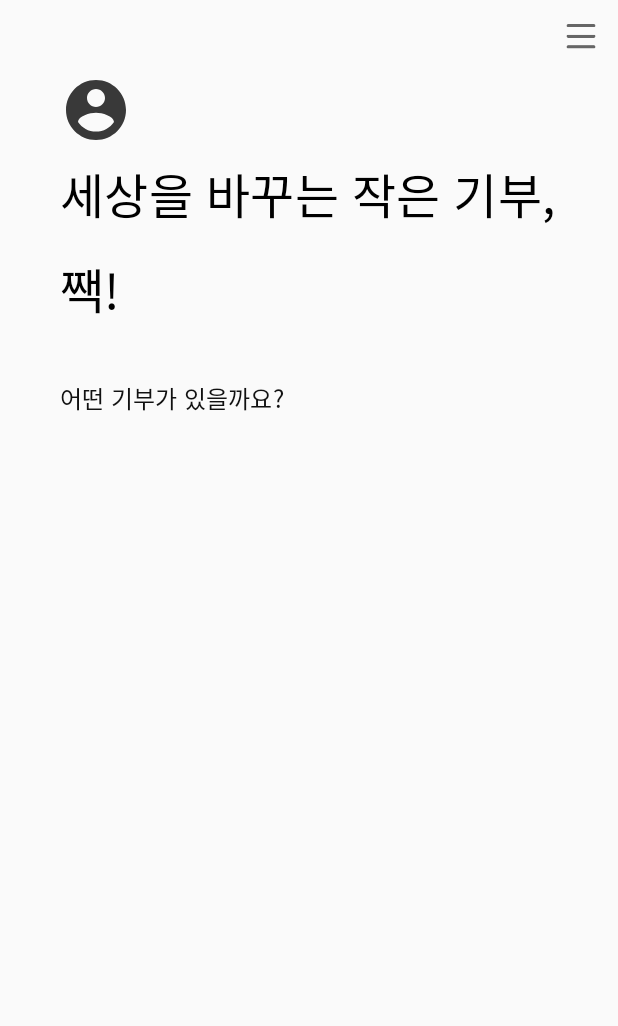
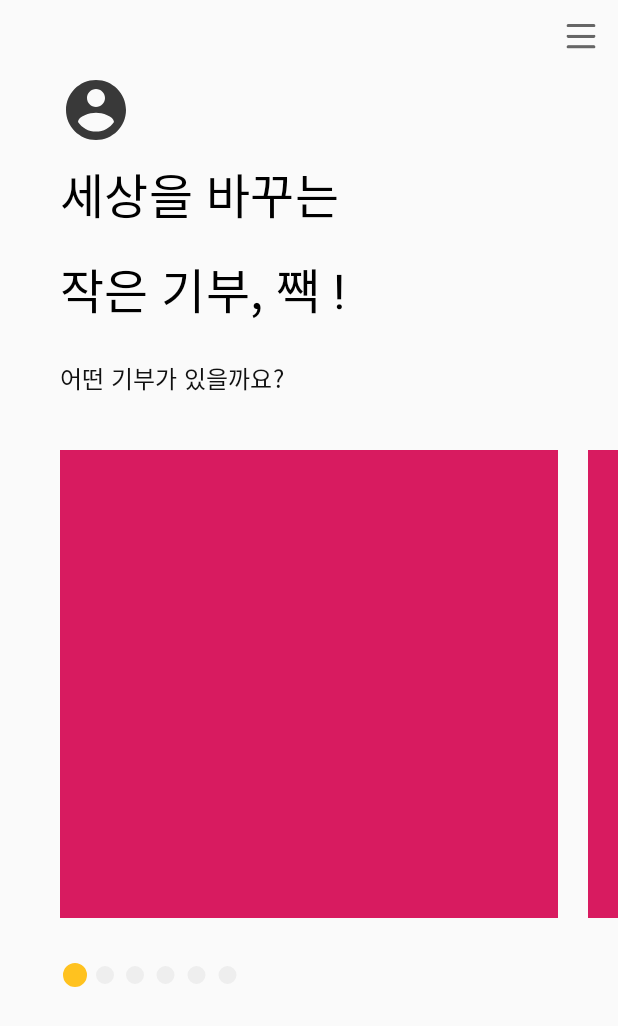
Before and after one commit to JJACK-JJACK/Android, an Android app: the screen it shows after launch (MainActivity), on a phone screen of 412 x 824 dp. Shown: the top 1026 px of the screen. Run offline under Robolectric (Android 15) with nearby library versions, the phone set to English and light mode, and no system bars.

Commit message:
add dot indicator on main activity

```diff
--- /dev/null
+++ b/app/src/main/java/jjackjjack/sopt/com/jjackjjack/activities/FragmentMainActivityImageSlider.kt
@@ -0,0 +1,23 @@
+package jjackjjack.sopt.com.jjackjjack.activities
+
+import android.os.Bundle
+import android.support.v4.app.Fragment
+import android.view.LayoutInflater
+import android.view.View
+import android.view.ViewGroup
+import jjackjjack.sopt.com.jjackjjack.R
+import kotlinx.android.synthetic.main.fragment_main_activity_image_slider.*
+
+
+class FragmentMainActivityImageSlider : Fragment(){
+
+    override fun onCreateView(inflater: LayoutInflater, container: ViewGroup?,
+                              savedInstanceState: Bundle?): View? {
+        return inflater.inflate(R.layout.fragment_main_activity_image_slider, container, false)
+    }
+
+    override fun onActivityCreated(savedInstanceState: Bundle?) {
+        super.onActivityCreated(savedInstanceState)
+
+    }
+}
--- a/app/src/main/java/jjackjjack/sopt/com/jjackjjack/activities/MainActivity.kt
+++ b/app/src/main/java/jjackjjack/sopt/com/jjackjjack/activities/MainActivity.kt
@@ -3,6 +3,7 @@ package jjackjjack.sopt.com.jjackjjack.activities
 import android.support.v7.app.AppCompatActivity
 import android.os.Bundle
 import android.view.Gravity
+import android.widget.ImageView
 import jjackjjack.sopt.com.jjackjjack.R
 import jjackjjack.sopt.com.jjackjjack.activities.berrycharge.BerryChargeActivity
 import jjackjjack.sopt.com.jjackjjack.activities.donate.DonateActivity
@@ -11,15 +12,42 @@ import jjackjjack.sopt.com.jjackjjack.activities.mypage.MyPageActivity
 import jjackjjack.sopt.com.jjackjjack.activities.rank.RankActivity
 import jjackjjack.sopt.com.jjackjjack.utillity.Constants
 import kotlinx.android.synthetic.main.activity_main.*
-import kotlinx.android.synthetic.main.content_activity_main.btn_hambuger
+import kotlinx.android.synthetic.main.content_activity_main.*
 import kotlinx.android.synthetic.main.nav_drawer.*
 import org.jetbrains.anko.startActivity
+
+
+
+
+
+
 
 class MainActivity : AppCompatActivity() {
 
     override fun onCreate(savedInstanceState: Bundle?) {
         super.onCreate(savedInstanceState)
         setContentView(R.layout.activity_main)
+
+        var fragmentAdapter = MainActivityImageSliderAdapter(supportFragmentManager)
+        main_activity_slider_pager.adapter = fragmentAdapter
+
+        main_activity_slider_pager.setClipToPadding(false)
+        val dpValue = 40
+        val d = resources.displayMetrics.density
+        val margin = (dpValue * d).toInt()
+        main_activity_slider_pager.setPadding(margin, 0, margin, 0)
+        main_activity_slider_pager.setPageMargin(margin / 2)
+
+        for (i in 0..5) {
+            val fragmentMainActivityImageSlider = FragmentMainActivityImageSlider()
+            fragmentAdapter.addImage(fragmentMainActivityImageSlider)
+        }
+        fragmentAdapter.notifyDataSetChanged()
+
+        dot_indicator_activity_main.setupWithViewPager(main_activity_slider_pager, true)
+
+
+
         initalUI()
     }
 
--- /dev/null
+++ b/app/src/main/java/jjackjjack/sopt/com/jjackjjack/activities/MainActivityImageSliderAdapter.kt
@@ -0,0 +1,25 @@
+package jjackjjack.sopt.com.jjackjjack.activities
+
+import android.support.v4.app.Fragment
+import android.support.v4.app.FragmentManager
+import android.support.v4.app.FragmentPagerAdapter
+import java.util.ArrayList
+
+class MainActivityImageSliderAdapter : FragmentPagerAdapter {
+
+    constructor(fragmentPagerAdapter: FragmentManager) : super(fragmentPagerAdapter){}
+
+    var imageFragmentList = ArrayList<Fragment>()
+
+    override fun getItem(position: Int): Fragment {
+        return imageFragmentList.get(position)
+    }
+
+    override fun getCount(): Int {
+        return imageFragmentList.size
+    }
+
+    fun addImage(fragment: Fragment) {
+        imageFragmentList.add(fragment)
+    }
+}
--- a/app/src/main/res/drawable/dot_selector.xml
+++ b/app/src/main/res/drawable/dot_selector.xml
@@ -2,8 +2,8 @@
 <selector xmlns:android="http://schemas.android.com/apk/res/android">
 <item
     android:state_selected="false"
-    android:drawable="@drawable/dot_default"></item>
+    android:drawable="@drawable/indicator_dot_nonactive"></item>
 <item
     android:state_selected="true"
-    android:drawable="@drawable/dot_selected"></item>
+    android:drawable="@drawable/indicator_dot_active"></item>
 </selector>
--- /dev/null
+++ b/app/src/main/res/drawable/indicator_dot_active.xml
@@ -0,0 +1,11 @@
+<?xml version="1.0" encoding="utf-8"?>
+<shape
+xmlns:android="http://schemas.android.com/apk/res/android"
+android:innerRadius="0dp"
+android:shape="ring"
+android:thickness="8dp"
+android:useLevel="false">
+
+
+<solid android:color="#ffc21f"/>
+</shape>
--- /dev/null
+++ b/app/src/main/res/drawable/indicator_dot_nonactive.xml
@@ -0,0 +1,10 @@
+<?xml version="1.0" encoding="utf-8"?>
+<shape
+        xmlns:android="http://schemas.android.com/apk/res/android"
+        android:innerRadius="0dp"
+        android:shape="ring"
+        android:thickness="6dp"
+        android:useLevel="false">
+
+<solid android:color="#eeeeee"/>
+</shape>
--- a/app/src/main/res/layout/content_activity_main.xml
+++ b/app/src/main/res/layout/content_activity_main.xml
@@ -6,7 +6,7 @@
 
     <LinearLayout
             android:layout_width="match_parent"
-        android:layout_height="wrap_content"
+            android:layout_height="match_parent"
             android:orientation="vertical">
 
         <ImageView
@@ -16,14 +16,14 @@
                 android:layout_gravity="right"
                 android:layout_marginHorizontal="8dp"
                 android:layout_marginVertical="8dp"
-            android:src="@drawable/ic_hamburger" />
+                android:src="@drawable/ic_hamburger"/>
 
         <ImageView
                 android:layout_width="48dp"
                 android:layout_height="48dp"
                 android:layout_marginLeft="40dp"
                 android:layout_marginBottom="8dp"
-            android:src="@drawable/ic_account_circle_black_24dp" />
+                android:src="@drawable/ic_account_circle_black_24dp"/>
 
         <TextView
                 android:layout_width="wrap_content"
@@ -31,35 +31,41 @@
                 android:layout_marginLeft="40dp"
                 android:letterSpacing="0.01"
                 android:lineSpacingExtra="16sp"
-            android:text="세상을 바꾸는
-작은 기부, 짹!"
+                android:text="세상을 바꾸는\n작은 기부, 짹 !"
                 android:textColor="#000000"
-            android:textSize="32sp" />
+                android:textSize="32sp"/>
 
         <TextView
                 android:layout_width="wrap_content"
                 android:layout_height="wrap_content"
                 android:layout_marginLeft="40dp"
-            android:layout_marginTop="37dp"
+                android:layout_marginTop="24dp"
                 android:letterSpacing="0.01"
                 android:text="어떤 기부가 있을까요?"
                 android:textColor="#111111"
-            android:textSize="16sp" />
+                android:textSize="16sp"/>
+
+
+        <android.support.v4.view.ViewPager
+                android:layout_width="match_parent"
+                android:layout_height="328dp"
+                android:layout_marginTop="20dp"
+                android:id="@+id/main_activity_slider_pager">
+        </android.support.v4.view.ViewPager>
+
+
         <android.support.design.widget.TabLayout
-            android:layout_width="wrap_content"
+                android:layout_marginLeft="40dp"
+                android:layout_marginRight="250dp"
+                android:layout_alignParentBottom="true"
+                android:id="@+id/dot_indicator_activity_main"
+                android:layout_width="match_parent"
                 android:layout_height="wrap_content"
-            android:layout_alignParentBottom="true"
-            android:layout_centerHorizontal="true"
                 android:layout_marginTop="14dp"
                 app:tabIndicatorHeight="0dp"
-            app:tabGravity="center"
                 app:tabBackground="@drawable/dot_selector">
         </android.support.design.widget.TabLayout>
 
-        <android.support.v4.view.ViewPager
-            android:layout_width="wrap_content"
-            android:layout_height="wrap_content"
-            android:layout_marginTop="20dp"></android.support.v4.view.ViewPager>
     </LinearLayout>
 
 
--- /dev/null
+++ b/app/src/main/res/layout/fragment_main_activity_image_slider.xml
@@ -0,0 +1,14 @@
+<?xml version="1.0" encoding="utf-8"?>
+<LinearLayout xmlns:android="http://schemas.android.com/apk/res/android"
+              android:orientation="vertical"
+              android:layout_width="match_parent"
+              android:layout_height="328dp">
+
+    <ImageView
+            android:src="@color/colorAccent"
+            android:id="@+id/image_main_slider"
+            android:layout_width="match_parent"
+            android:layout_height="match_parent"
+            android:scaleType="centerCrop"
+            android:layout_marginTop="16dp"/>
+</LinearLayout>
```
Lines whose indentation alone changed are shown as unchanged.
